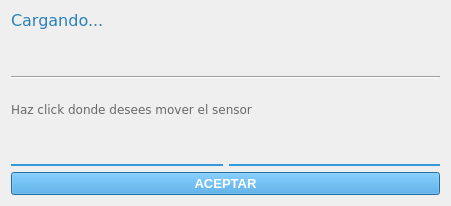
Above: mover_sensor.ui from RiaJ16/H-Tech_SIG before the change. Below: the same form after it.
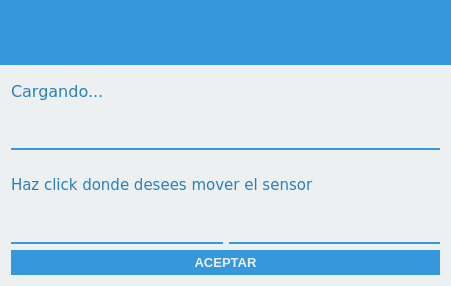
That is the form after the change. Icons and pictures are not drawn.

```diff
--- a/mover_sensor.ui
+++ b/mover_sensor.ui
@@ -7,7 +7,7 @@
     <x>0</x>
     <y>0</y>
     <width>451</width>
-    <height>206</height>
+    <height>286</height>
    </rect>
   </property>
   <property name="windowTitle">
@@ -18,9 +18,208 @@
     <normaloff>:/sigrdap/icons/mover_s.png</normaloff>:/sigrdap/icons/mover_s.png</iconset>
   </property>
   <property name="styleSheet">
-   <string notr="true">QLineEdit {background-color: transparent; border-style: solid; border-bottom: 2px solid #3498db;} QLabel{ color: rgb(104, 104, 104);font-family: Verdana;font-size: 9} QPushButton:enabled{background-color: #3498db;color: rgb(255, 255, 255);font-size: 10pt; font-weight: bold;} QPushButton:disabled{background-color: #adc1ce;color: rgb(255, 255, 255);font-size: 10pt; font-weight: bold;}</string>
+   <string notr="true">QLineEdit {background-color: transparent; border-style: solid; border-bottom: 2px solid #3498db;} QLabel{ color: rgb(104, 104, 104);font-family: Verdana;font-size: 9} QPushButton:enabled{background-color: #3498db;color: rgb(255, 255, 255);font-size: 10pt; font-weight: bold;} QPushButton:disabled{background-color: #adc1ce;color: rgb(255, 255, 255);font-size: 10pt; font-weight: bold;}
+
+QWidget{
+	background-color: #ecf0f1;
+}
+
+QPushButton:enabled{
+	color: #ecf0f1;
+	background-color: #3498db;
+	padding: 5px;
+	border: none;
+}
+
+QPushButton:disabled{
+	color: #ecf0f1;
+	background-color: #bdc3c7;
+	padding: 5px;
+	border: none;
+}
+
+QPushButton:hover{
+	padding: 5px;
+	color: white;
+	background-color: #2980b9;
+}</string>
   </property>
   <layout class="QVBoxLayout" name="verticalLayout">
+   <property name="leftMargin">
+    <number>0</number>
+   </property>
+   <property name="topMargin">
+    <number>0</number>
+   </property>
+   <property name="rightMargin">
+    <number>0</number>
+   </property>
+   <property name="bottomMargin">
+    <number>0</number>
+   </property>
+   <item>
+    <widget class="QFrame" name="kraken">
+     <property name="sizePolicy">
+      <sizepolicy hsizetype="Preferred" vsizetype="Fixed">
+       <horstretch>0</horstretch>
+       <verstretch>0</verstretch>
+      </sizepolicy>
+     </property>
+     <property name="minimumSize">
+      <size>
+       <width>0</width>
+       <height>65</height>
+      </size>
+     </property>
+     <property name="styleSheet">
+      <string notr="true">background-color: #3498db;</string>
+     </property>
+     <property name="frameShape">
+      <enum>QFrame::NoFrame</enum>
+     </property>
+     <property name="frameShadow">
+      <enum>QFrame::Raised</enum>
+     </property>
+     <layout class="QHBoxLayout" name="horizontalLayout_4">
+      <property name="spacing">
+       <number>0</number>
+      </property>
+      <property name="leftMargin">
+       <number>0</number>
+      </property>
+      <property name="topMargin">
+       <number>0</number>
+      </property>
+      <property name="rightMargin">
+       <number>0</number>
+      </property>
+      <property name="bottomMargin">
+       <number>0</number>
+      </property>
+      <item>
+       <widget class="QLabel" name="logo_2">
+        <property name="styleSheet">
+         <string notr="true"/>
+        </property>
+        <property name="text">
+         <string/>
+        </property>
+        <property name="pixmap">
+         <pixmap>:/Varios/icons/logosig2-i.png</pixmap>
+        </property>
+       </widget>
+      </item>
+      <item>
+       <spacer name="horizontalSpacer_2">
+        <property name="orientation">
+         <enum>Qt::Horizontal</enum>
+        </property>
+        <property name="sizeHint" stdset="0">
+         <size>
+          <width>40</width>
+          <height>20</height>
+         </size>
+        </property>
+       </spacer>
+      </item>
+      <item>
+       <layout class="QVBoxLayout" name="verticalLayout_7">
+        <property name="spacing">
+         <number>0</number>
+        </property>
+        <item>
+         <widget class="QPushButton" name="botonCerrar">
+          <property name="sizePolicy">
+           <sizepolicy hsizetype="Fixed" vsizetype="Fixed">
+            <horstretch>0</horstretch>
+            <verstretch>0</verstretch>
+           </sizepolicy>
+          </property>
+          <property name="minimumSize">
+           <size>
+            <width>50</width>
+            <height>50</height>
+           </size>
+          </property>
+          <property name="maximumSize">
+           <size>
+            <width>50</width>
+            <height>50</height>
+           </size>
+          </property>
+          <property name="focusPolicy">
+           <enum>Qt::NoFocus</enum>
+          </property>
+          <property name="styleSheet">
+           <string notr="true">:enabled{
+	color: black;
+	border: none;
+	padding: 5px;
+}
+
+:disabled{
+	color: black;
+}
+
+:pressed{
+	background-color: black;
+}
+
+:hover{
+	background-color: #e74c3c;
+	border: none;
+}</string>
+          </property>
+          <property name="text">
+           <string/>
+          </property>
+          <property name="icon">
+           <iconset>
+            <normaloff>:/General/icons/closeicon-d.png</normaloff>:/General/icons/closeicon-d.png</iconset>
+          </property>
+          <property name="iconSize">
+           <size>
+            <width>24</width>
+            <height>24</height>
+           </size>
+          </property>
+          <property name="flat">
+           <bool>false</bool>
+          </property>
+         </widget>
+        </item>
+        <item>
+         <spacer name="verticalSpacer_7">
+          <property name="orientation">
+           <enum>Qt::Vertical</enum>
+          </property>
+          <property name="sizeHint" stdset="0">
+           <size>
+            <width>20</width>
+            <height>10</height>
+           </size>
+          </property>
+         </spacer>
+        </item>
+       </layout>
+      </item>
+     </layout>
+    </widget>
+   </item>
+   <item>
+    <layout class="QVBoxLayout" name="verticalLayout_2">
+     <property name="leftMargin">
+      <number>11</number>
+     </property>
+     <property name="topMargin">
+      <number>11</number>
+     </property>
+     <property name="rightMargin">
+      <number>11</number>
+     </property>
+     <property name="bottomMargin">
+      <number>11</number>
+     </property>
    <item>
     <layout class="QHBoxLayout" name="horizontalLayout_2">
      <item>
@@ -68,6 +267,9 @@
          <property name="text">
           <string/>
          </property>
+           <property name="wordWrap">
+            <bool>true</bool>
+           </property>
         </widget>
        </item>
       </layout>
@@ -97,6 +299,21 @@
    </item>
    <item>
     <widget class="Line" name="line">
+       <property name="minimumSize">
+        <size>
+         <width>0</width>
+         <height>4</height>
+        </size>
+       </property>
+       <property name="styleSheet">
+        <string notr="true">color: #3498db;</string>
+       </property>
+       <property name="frameShadow">
+        <enum>QFrame::Plain</enum>
+       </property>
+       <property name="lineWidth">
+        <number>2</number>
+       </property>
      <property name="orientation">
       <enum>Qt::Horizontal</enum>
      </property>
@@ -104,6 +321,15 @@
    </item>
    <item>
     <widget class="QLabel" name="etiqueta">
+       <property name="font">
+        <font>
+         <family>Verdana</family>
+         <pointsize>11</pointsize>
+        </font>
+       </property>
+       <property name="styleSheet">
+        <string notr="true">color: #2980b9;</string>
+       </property>
      <property name="text">
       <string>Haz click donde desees mover el sensor</string>
      </property>
@@ -169,6 +395,8 @@
       <string>ACEPTAR</string>
      </property>
     </widget>
+     </item>
+    </layout>
    </item>
   </layout>
  </widget>
```
Lines whose indentation alone changed are shown as unchanged.
